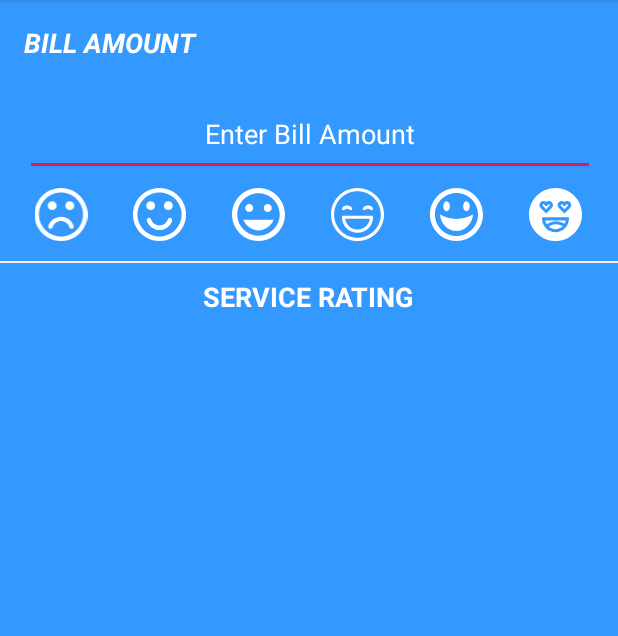
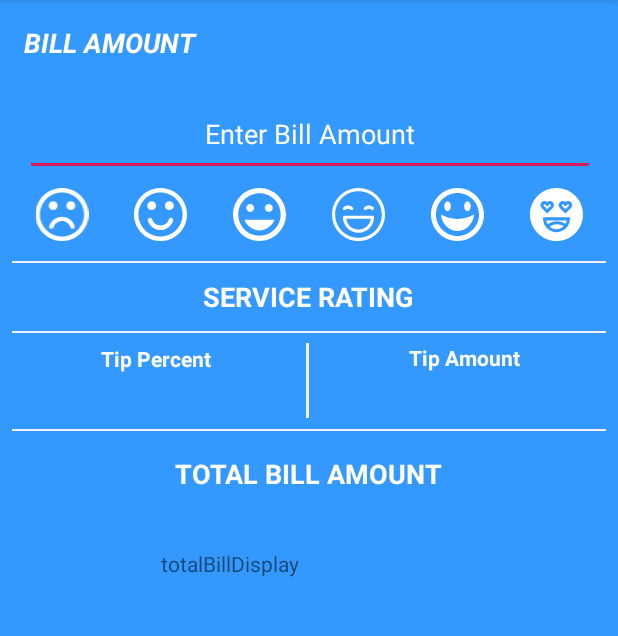
Before and after one commit to SupreethBaliga/TipCalculator, an Android app: the screen it shows after launch (MainActivity), on a phone screen of 412 x 824 dp, the part 84-720 px from its top. Run offline under Robolectric (Android 15) with nearby library versions, the light colour scheme and no system bars.

Commit message:
Basic design of the UI is now completed. Now working on the functionalisation.

```diff
--- a/app/src/main/res/layout/activity_main.xml
+++ b/app/src/main/res/layout/activity_main.xml
@@ -49,10 +49,9 @@
         app:layout_constraintTop_toBottomOf="@+id/titleTextView" />
 
     <view
-        android:id="@+id/view2"
+        android:id="@+id/viewHorzAboveServiceRating"
         class="android.support.v7.widget.ActionMenuView"
-        id="@+id/view"
-        android:layout_width="500dp"
+        android:layout_width="match_parent"
         android:layout_height="1dp"
         android:layout_marginStart="8dp"
         android:layout_marginLeft="8dp"
@@ -75,7 +74,10 @@
         android:layout_marginStart="8dp"
         android:layout_marginLeft="8dp"
         android:layout_marginTop="8dp"
+        android:layout_marginEnd="8dp"
+        android:layout_marginRight="8dp"
         android:orientation="horizontal"
+        app:layout_constraintEnd_toEndOf="parent"
         app:layout_constraintStart_toStartOf="parent"
         app:layout_constraintTop_toBottomOf="@+id/AmtTextView">
 
@@ -146,8 +148,141 @@
         app:layout_constraintEnd_toEndOf="parent"
         app:layout_constraintHorizontal_bias="0.497"
         app:layout_constraintStart_toStartOf="parent"
-        app:layout_constraintTop_toBottomOf="@+id/view2"
+        app:layout_constraintTop_toBottomOf="@+id/viewHorzAboveServiceRating"
+        app:layout_constraintVertical_bias="0.0" />
+
+    <view
+        android:id="@+id/viewHorzBelowServiceRating"
+        class="android.support.v7.widget.ActionMenuView"
+        android:layout_width="match_parent"
+        android:layout_height="1dp"
+        android:layout_marginStart="8dp"
+        android:layout_marginLeft="8dp"
+        android:layout_marginEnd="8dp"
+        android:layout_marginRight="8dp"
+        android:background="@color/lightGrey"
+        app:layout_constraintEnd_toEndOf="parent"
+        app:layout_constraintStart_toStartOf="parent"
+        app:layout_constraintTop_toBottomOf="@+id/serviceRatingTitle" />
+
+    <TextView
+        android:id="@+id/tipPercentTextView"
+        android:layout_width="193dp"
+        android:layout_height="47dp"
+        android:layout_marginStart="8dp"
+        android:layout_marginLeft="8dp"
+        android:layout_marginTop="8dp"
+        android:layout_marginEnd="8dp"
+        android:layout_marginRight="8dp"
+        android:layout_marginBottom="8dp"
+        android:gravity="center"
+        android:text="@string/tipPercent"
+        android:textAllCaps="false"
+        android:textColor="@android:color/background_light"
+        android:textStyle="bold"
+        app:layout_constraintBottom_toBottomOf="parent"
+        app:layout_constraintEnd_toEndOf="@+id/viewVerticalMiddle"
+        app:layout_constraintStart_toStartOf="parent"
+        app:layout_constraintTop_toBottomOf="@+id/serviceRatingTitle"
+        app:layout_constraintVertical_bias="0.002" />
+
+    <view
+        android:id="@+id/viewVerticalMiddle"
+        class="android.support.v7.widget.ActionMenuView"
+        android:layout_width="2dp"
+        android:layout_height="50dp"
+        android:layout_marginStart="8dp"
+        android:layout_marginLeft="8dp"
+        android:layout_marginTop="8dp"
+        android:layout_marginEnd="8dp"
+        android:layout_marginRight="8dp"
+        android:layout_marginBottom="8dp"
+        android:background="@color/lightGrey"
+        android:gravity="center_horizontal"
+        app:layout_constraintBottom_toBottomOf="parent"
+        app:layout_constraintEnd_toEndOf="parent"
+        app:layout_constraintHorizontal_bias="0.498"
+        app:layout_constraintStart_toStartOf="parent"
+        app:layout_constraintTop_toBottomOf="@+id/serviceRatingTitle"
         app:layout_constraintVertical_bias="0.0" />
 
 
+    <TextView
+        android:id="@+id/tipAmtTextView"
+        android:layout_width="193dp"
+        android:layout_height="47dp"
+        android:layout_marginStart="8dp"
+        android:layout_marginLeft="8dp"
+        android:layout_marginTop="8dp"
+        android:layout_marginEnd="8dp"
+        android:layout_marginRight="8dp"
+        android:layout_marginBottom="8dp"
+        android:gravity="center"
+        android:text="@string/tipAmt"
+        android:textColor="@android:color/background_light"
+        android:textStyle="bold"
+        app:layout_constraintBottom_toBottomOf="parent"
+        app:layout_constraintEnd_toEndOf="parent"
+        app:layout_constraintStart_toEndOf="@+id/viewVerticalMiddle"
+        app:layout_constraintTop_toBottomOf="@+id/serviceRatingTitle"
+        app:layout_constraintVertical_bias="0.0" />
+
+    <view
+        android:id="@+id/viewAboveTotalBillAmount"
+        class="android.support.v7.widget.ActionMenuView"
+        android:layout_width="match_parent"
+        android:layout_height="1dp"
+        android:layout_marginStart="8dp"
+        android:layout_marginLeft="8dp"
+        android:layout_marginEnd="8dp"
+        android:layout_marginRight="8dp"
+        android:layout_marginBottom="8dp"
+        android:background="@color/lightGrey"
+        app:layout_constraintBottom_toBottomOf="parent"
+        app:layout_constraintEnd_toEndOf="parent"
+        app:layout_constraintHorizontal_bias="0.0"
+        app:layout_constraintStart_toStartOf="parent"
+        app:layout_constraintTop_toBottomOf="@+id/viewVerticalMiddle"
+        app:layout_constraintVertical_bias="0.015" />
+
+    <TextView
+        android:id="@+id/totalBill"
+        android:layout_width="248dp"
+        android:layout_height="43dp"
+        android:layout_marginStart="8dp"
+        android:layout_marginLeft="8dp"
+        android:layout_marginTop="8dp"
+        android:layout_marginEnd="8dp"
+        android:layout_marginRight="8dp"
+        android:layout_marginBottom="8dp"
+        android:gravity="center"
+        android:text="@string/totalBill"
+        android:textColor="@android:color/background_light"
+        android:textSize="18sp"
+        android:textStyle="bold"
+        app:layout_constraintBottom_toBottomOf="parent"
+        app:layout_constraintEnd_toEndOf="parent"
+        app:layout_constraintHorizontal_bias="0.496"
+        app:layout_constraintStart_toStartOf="parent"
+        app:layout_constraintTop_toTopOf="@+id/viewAboveTotalBillAmount"
+        app:layout_constraintVertical_bias="0.0" />
+
+    <TextView
+        android:id="@+id/textView4"
+        android:layout_width="197dp"
+        android:layout_height="50dp"
+        android:layout_marginStart="8dp"
+        android:layout_marginLeft="8dp"
+        android:layout_marginTop="8dp"
+        android:layout_marginEnd="8dp"
+        android:layout_marginRight="8dp"
+        android:layout_marginBottom="8dp"
+        android:text="totalBillDisplay"
+        app:layout_constraintBottom_toBottomOf="parent"
+        app:layout_constraintEnd_toEndOf="parent"
+        app:layout_constraintStart_toStartOf="parent"
+        app:layout_constraintTop_toBottomOf="@+id/totalBill"
+        app:layout_constraintVertical_bias="0.057" />
+
+
 </android.support.constraint.ConstraintLayout>
--- a/app/src/main/res/values/strings.xml
+++ b/app/src/main/res/values/strings.xml
@@ -5,4 +5,7 @@
     <string name="autofillHintBillAmt">PLEASE FILL THE RIGHT AMOUNT</string>
     <string name="serviceText"> SERVICE RATING</string>
     <string name="serviceRatingIconDesc">This is a button for setting the service rating.</string>
+    <string name="tipPercent">Tip Percent\n\n</string>
+    <string name="tipAmt">Tip Amount\n\n</string>
+    <string name="totalBill">TOTAL BILL AMOUNT</string>
 </resources>
```
